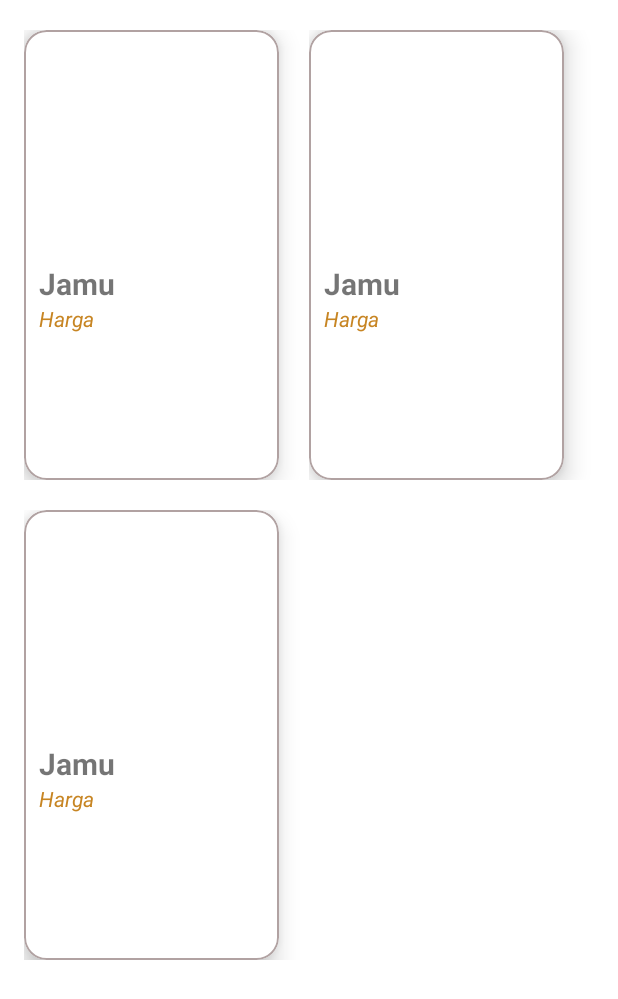
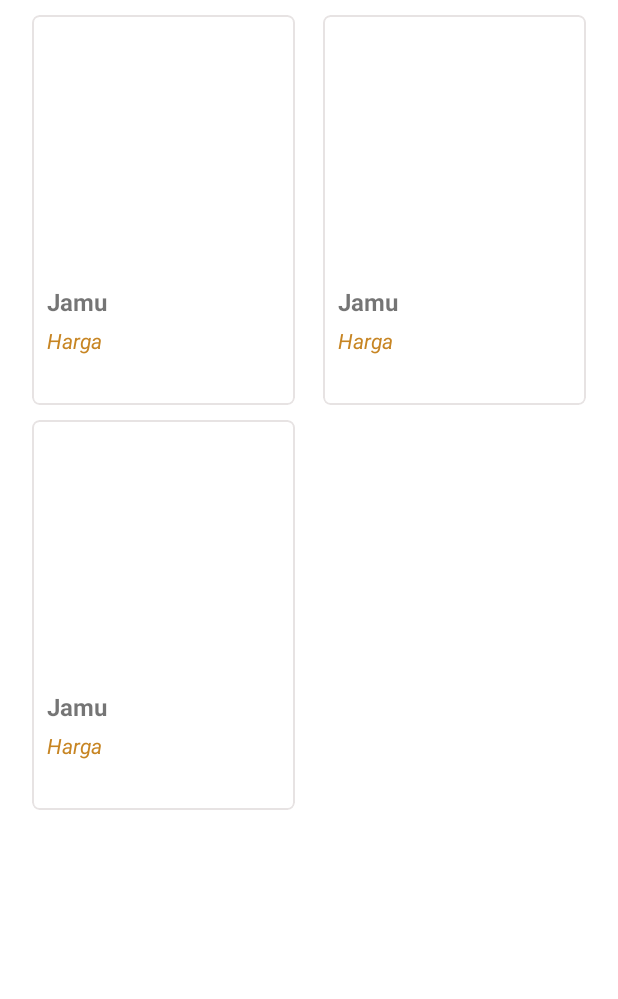
Before and after one commit to zephyrzth/FP_PPB_Android, an Android app: the layout fragment_belanja_list.xml on its own in the app's theme, with its tools: preview values and no code run, on a phone screen of 412 x 824 dp. Shown: the top 999 px of the screen. Run offline under Robolectric (Android 15) with nearby library versions, the phone set to English and light mode, and no system bars.

Commit message:
perbaiki tampilan

```diff
--- a/app/src/main/res/layout/fragment_belanja.xml
+++ b/app/src/main/res/layout/fragment_belanja.xml
@@ -4,17 +4,18 @@
     android:layout_width="match_parent"
     android:layout_height="wrap_content"
     android:orientation="vertical"
-    android:layout_marginTop="20dp">
+    android:layout_marginTop="10dp">
 
     <com.google.android.material.card.MaterialCardView
         android:id="@+id/cardView"
-        android:layout_width="170dp"
-        android:layout_height="300dp"
-        card_view:cardCornerRadius="15dp"
-        card_view:cardElevation="10dp"
+        android:layout_width="175dp"
+        android:layout_height="260dp"
+        android:layout_gravity="center"
+        card_view:cardCornerRadius="5dp"
+        card_view:cardElevation="0dp"
         card_view:cardMaxElevation="10dp"
-        card_view:contentPadding="10dp"
-        card_view:strokeColor="#B1A2A2"
+        card_view:contentPadding="0dp"
+        card_view:strokeColor="#4DB1A2A2"
         card_view:strokeWidth="1dp">
 
         <RelativeLayout
@@ -26,17 +27,24 @@
             <ImageView
                 android:id="@+id/imageView"
                 android:layout_width="match_parent"
+                android:layout_height="170dp"
+                android:layout_centerHorizontal="true"
+                android:scaleType="fitXY" />
+
+            <RelativeLayout
+                android:layout_width="wrap_content"
                 android:layout_height="wrap_content"
-                android:layout_centerInParent="true"
-                android:padding="5dp" />
+                android:layout_below="@id/imageView"
+                android:layout_marginTop="10dp"
+                android:layout_marginLeft="10dp"
+                android:layout_marginRight="10dp">
 
                 <TextView
                     android:id="@+id/judulTextView"
                     android:layout_width="wrap_content"
                     android:layout_height="wrap_content"
-                android:layout_below="@+id/imageView"
+                    android:textSize="16sp"
                     android:textStyle="bold"
-                android:textSize="20sp"
                     android:text="Jamu"/>
 
                 <TextView
@@ -45,12 +53,15 @@
                     android:layout_height="wrap_content"
                     android:layout_below="@+id/judulTextView"
                     android:textColor="#C78523"
+                    android:layout_marginTop="5dp"
                     android:textSize="14sp"
                     android:textStyle="italic"
                     android:text="Harga"/>
 
             </RelativeLayout>
 
+        </RelativeLayout>
+
     </com.google.android.material.card.MaterialCardView>
 
 </LinearLayout>
--- a/app/src/main/res/layout/fragment_belanja_list.xml
+++ b/app/src/main/res/layout/fragment_belanja_list.xml
@@ -1,5 +1,6 @@
 <?xml version="1.0" encoding="utf-8"?>
-<RelativeLayout xmlns:android="http://schemas.android.com/apk/res/android"
+<RelativeLayout
+    xmlns:android="http://schemas.android.com/apk/res/android"
     xmlns:app="http://schemas.android.com/apk/res-auto"
     xmlns:tools="http://schemas.android.com/tools"
     android:layout_width="match_parent"
@@ -11,8 +12,9 @@
         android:layout_width="match_parent"
         android:layout_height="match_parent"
         android:layout_centerHorizontal="true"
-        android:layout_marginLeft="16dp"
-        android:layout_marginRight="16dp"
+        android:layout_marginLeft="12dp"
+        android:layout_marginRight="12dp"
+        android:layout_marginBottom="62dp"
         app:layoutManager="androidx.recyclerview.widget.GridLayoutManager"
         app:spanCount="2"
         tools:listitem="@layout/fragment_belanja"/>
```
Lines whose indentation alone changed are shown as unchanged.
